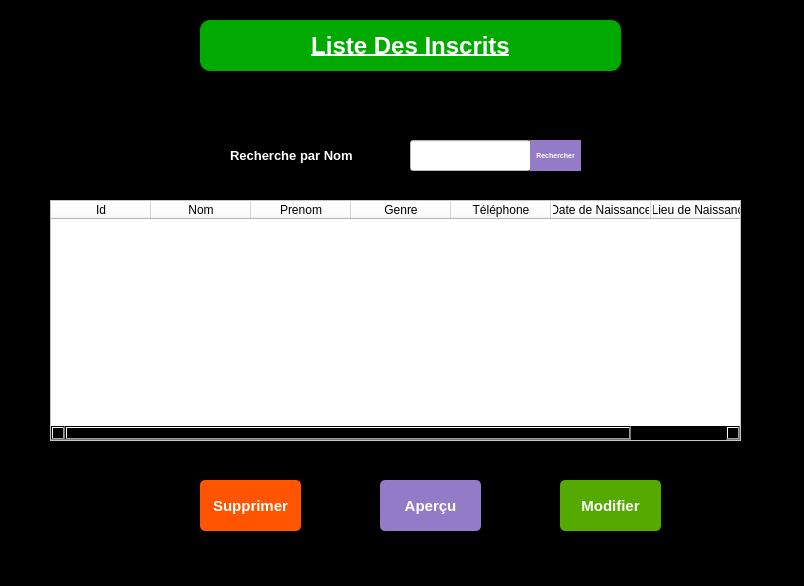
The window that ui/listedb.ui (Zizou897/Desktop) describes before a commit, drawn with Qt 5.
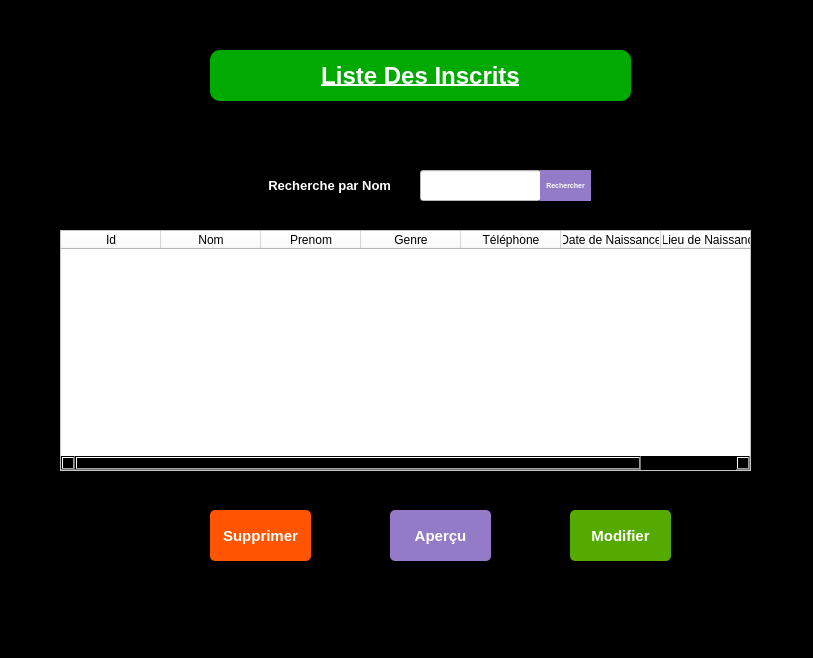
The same window after the commit.

The edit to the form file:
```diff
--- a/ui/listedb.ui
+++ b/ui/listedb.ui
@@ -6,8 +6,8 @@
    <rect>
     <x>0</x>
     <y>0</y>
-    <width>804</width>
-    <height>586</height>
+    <width>813</width>
+    <height>658</height>
    </rect>
   </property>
   <property name="font">
@@ -28,8 +28,8 @@
    <widget class="QLabel" name="label">
     <property name="geometry">
      <rect>
-      <x>200</x>
-      <y>20</y>
+      <x>210</x>
+      <y>50</y>
       <width>421</width>
       <height>51</height>
      </rect>
@@ -61,8 +61,8 @@
    <widget class="QTableWidget" name="table">
     <property name="geometry">
      <rect>
-      <x>50</x>
-      <y>200</y>
+      <x>60</x>
+      <y>230</y>
       <width>691</width>
       <height>241</height>
      </rect>
@@ -120,8 +120,8 @@
    <widget class="QLineEdit" name="searchNom">
     <property name="geometry">
      <rect>
-      <x>410</x>
-      <y>140</y>
+      <x>420</x>
+      <y>170</y>
       <width>121</width>
       <height>31</height>
      </rect>
@@ -136,8 +136,8 @@
    <widget class="QPushButton" name="buttonSearch">
     <property name="geometry">
      <rect>
-      <x>530</x>
-      <y>140</y>
+      <x>540</x>
+      <y>170</y>
       <width>51</width>
       <height>31</height>
      </rect>
@@ -163,8 +163,8 @@
    <widget class="QLabel" name="label_2">
     <property name="geometry">
      <rect>
-      <x>230</x>
-      <y>140</y>
+      <x>240</x>
+      <y>170</y>
       <width>151</width>
       <height>31</height>
      </rect>
@@ -182,12 +182,15 @@
     <property name="text">
      <string>Recherche par Nom</string>
     </property>
+    <property name="alignment">
+     <set>Qt::AlignRight|Qt::AlignTrailing|Qt::AlignVCenter</set>
+    </property>
    </widget>
    <widget class="QPushButton" name="buttonSuppr">
     <property name="geometry">
      <rect>
-      <x>200</x>
-      <y>480</y>
+      <x>210</x>
+      <y>510</y>
       <width>101</width>
       <height>51</height>
      </rect>
@@ -213,8 +216,8 @@
    <widget class="QPushButton" name="buttonApercu">
     <property name="geometry">
      <rect>
-      <x>380</x>
-      <y>480</y>
+      <x>390</x>
+      <y>510</y>
       <width>101</width>
       <height>51</height>
      </rect>
@@ -240,8 +243,8 @@
    <widget class="QPushButton" name="buttonModif">
     <property name="geometry">
      <rect>
-      <x>560</x>
-      <y>480</y>
+      <x>570</x>
+      <y>510</y>
       <width>101</width>
       <height>51</height>
      </rect>
```
Left out of the diff: 4 changed lines with no effect on the pictures.
